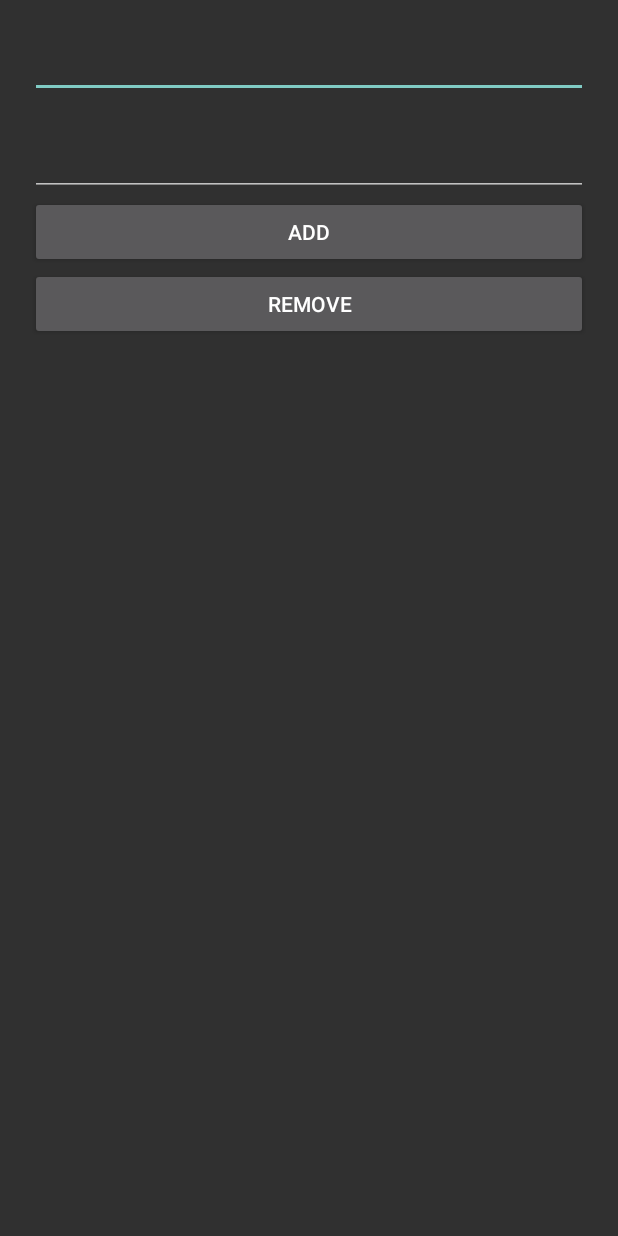
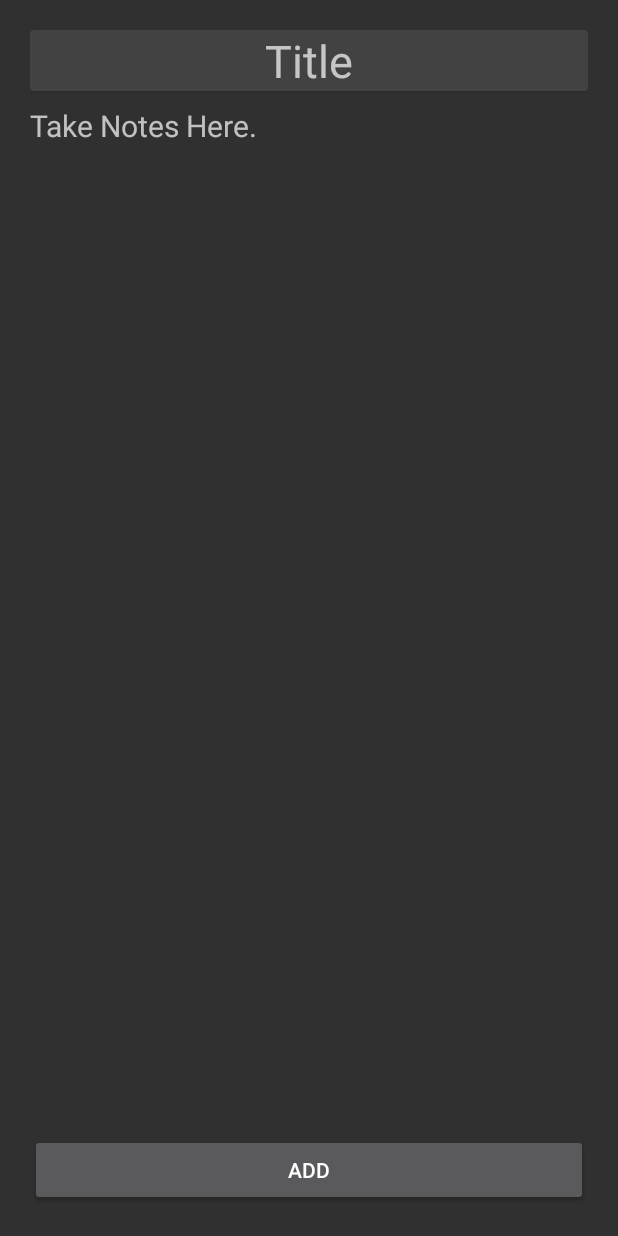
Before and after one commit to Murrzzz/Utask, an Android app: the AddItem screen opened directly, with no data from a screen before it, on a phone screen of 412 x 824 dp. Run offline under Robolectric (Android 15) with nearby library versions, the phone set to English and light mode, and no system bars.

Commit message:
separate remove button

```diff
--- a/app/src/main/AndroidManifest.xml
+++ b/app/src/main/AndroidManifest.xml
@@ -4,9 +4,9 @@
 
     <application
         android:allowBackup="true"
-        android:icon="@mipmap/ic_launcher"
+        android:icon="@mipmap/logo"
         android:label="@string/app_name"
-        android:roundIcon="@mipmap/ic_launcher_round"
+        android:roundIcon="@mipmap/logo"
         android:supportsRtl="true"
         android:theme="@style/AppTheme">
         <activity android:name=".MainActivity">
@@ -20,6 +20,7 @@
         <activity android:name=".About_Us"></activity>
         <activity android:name=".AddItem"></activity>
         <activity android:name=".AddList"></activity>
+        <activity android:name=".RemoveItems"></activity>
     </application>
 
 </manifest>
--- a/app/src/main/java/com/example/administrator/utask/AddItem.java
+++ b/app/src/main/java/com/example/administrator/utask/AddItem.java
@@ -29,16 +29,9 @@ public class AddItem extends AppCompatActivity {
         addbutton=(Button)findViewById(R.id.add_button);
         message=(EditText)findViewById(R.id.text_message);
         db=new DBHelper(this);
-        removeButton=(Button)findViewById(R.id.remove_button);
+       // removeButton=(Button)findViewById(R.id.remove_button);
 
 
-        removeButton.setOnClickListener(new View.OnClickListener() {
-            @Override
-            public void onClick(View v) {
-
-            deleteInfo();
-            }
-        });
 
         addbutton.setOnClickListener(new View.OnClickListener() {
             @Override
--- a/app/src/main/java/com/example/administrator/utask/main_menu.java
+++ b/app/src/main/java/com/example/administrator/utask/main_menu.java
@@ -73,6 +73,7 @@ public class main_menu extends AppCompatActivity {
                 myToast = Toast.makeText(getApplicationContext(),"Settings", Toast.LENGTH_SHORT);
                 myToast.setGravity(Gravity.BOTTOM,0,50);
                 myToast.show();
+                removeItems();
             }
         });
 
@@ -106,4 +107,9 @@ public class main_menu extends AppCompatActivity {
         Intent intent= new Intent(this, AddList.class);
         startActivity(intent);
     }
+    private void removeItems()
+    {
+        Intent intent= new Intent(this, RemoveItems.class);
+        startActivity(intent);
+    }
 }
--- a/app/src/main/res/layout/activity_aboutus.xml
+++ b/app/src/main/res/layout/activity_aboutus.xml
@@ -35,7 +35,7 @@
                 android:layout_height="40dp"
                 android:layout_alignParentRight="true"
                 android:layout_marginRight="0dp"
-                android:src="@drawable/eksdi" />
+                android:src="@drawable/logo" />
 
             <LinearLayout
                 android:layout_width="match_parent"
--- a/app/src/main/res/layout/activity_additems.xml
+++ b/app/src/main/res/layout/activity_additems.xml
@@ -1,31 +1,50 @@
 <?xml version="1.0" encoding="utf-8"?>
-<LinearLayout xmlns:android="http://schemas.android.com/apk/res/android"
+<RelativeLayout xmlns:android="http://schemas.android.com/apk/res/android"
     android:orientation="vertical" android:layout_width="match_parent"
     android:layout_height="match_parent"
     android:layout_margin="20dp">
 
-
+<android.support.v7.widget.CardView
+    android:layout_width="match_parent"
+    android:layout_height="wrap_content">
     <EditText
         android:id="@+id/txttitle"
         android:layout_width="match_parent"
         android:layout_height="wrap_content"
+        android:background="@android:color/transparent"
+        android:hint="Title"
+        android:gravity="center"
+        android:textSize="30dp"
         />
+</android.support.v7.widget.CardView>
+    <ScrollView
+        android:layout_width="match_parent"
+        android:layout_height="match_parent"
+        android:layout_marginBottom="38dp">
+
+        <LinearLayout
+            android:layout_width="match_parent"
+            android:layout_height="wrap_content"
+            android:layout_marginBottom="38dp">
     <EditText
         android:id="@+id/text_message"
         android:layout_width="match_parent"
         android:layout_height="wrap_content"
-        android:layout_marginTop="20dp"/>
+        android:background="@android:color/transparent"
+        android:hint="Take Notes Here."
+        android:textSize="20dp"
+        android:layout_marginTop="50dp"/>
+
+    </LinearLayout>
+    </ScrollView>
 
     <Button
         android:id="@+id/add_button"
         android:layout_width="match_parent"
         android:layout_height="wrap_content"
-        android:text="Add"/>
+        android:text="Add"
+        android:layout_alignParentBottom="true"/>
 
-    <Button
-        android:id="@+id/remove_button"
-        android:layout_width="match_parent"
-        android:layout_height="wrap_content"
-        android:text="remove"/>
 
-</LinearLayout>
+
+</RelativeLayout>
--- a/app/src/main/res/layout/activity_main.xml
+++ b/app/src/main/res/layout/activity_main.xml
@@ -13,8 +13,8 @@
         android:layout_width="300dp"
         android:layout_height="200dp"
         android:layout_centerHorizontal="true"
-        android:src="@drawable/utask"
-        android:layout_marginTop="100dp"/>
+        android:src="@drawable/logo"
+        android:layout_marginTop="100dp" />
 
     <Button
         android:id="@+id/btnStart"
```
Also changed, not shown: app/src/main/java/com/example/administrator/utask/RemoveItems.java (added, +46 -0 lines), app/src/main/res/layout/activity_remove.xml (added, +25 -0 lines), app/src/main/res/drawable/eksdi.jpg (deleted), app/src/main/res/drawable/logo.png (added), app/src/main/res/mipmap-xxhdpi/logo.png (added).
